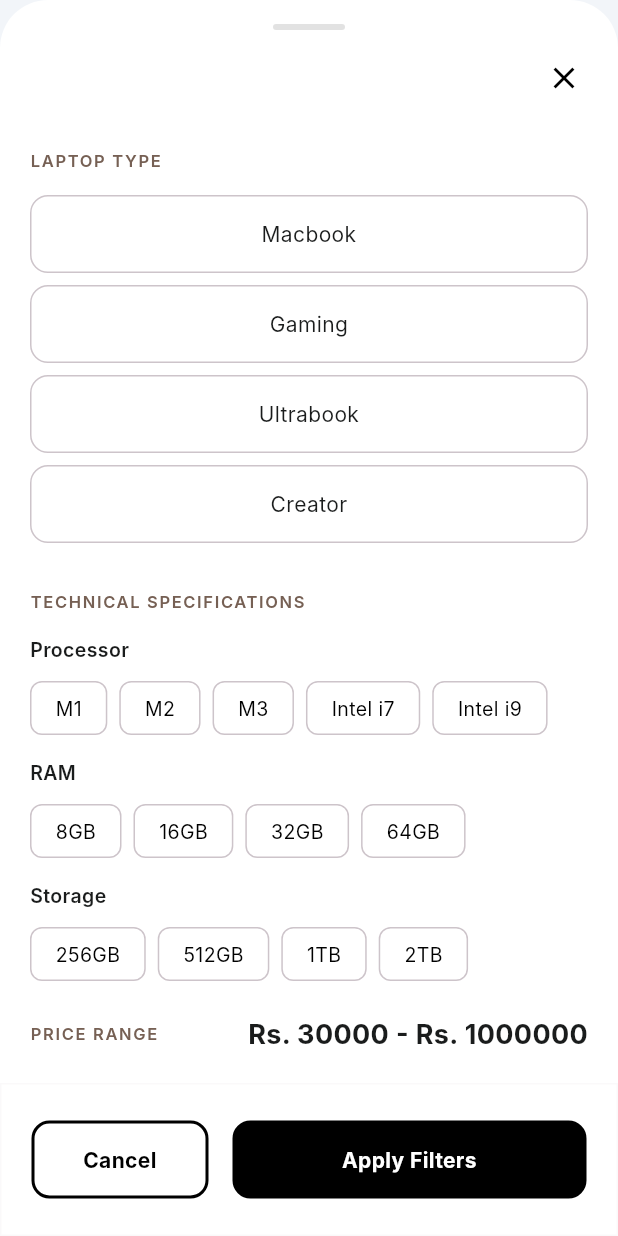
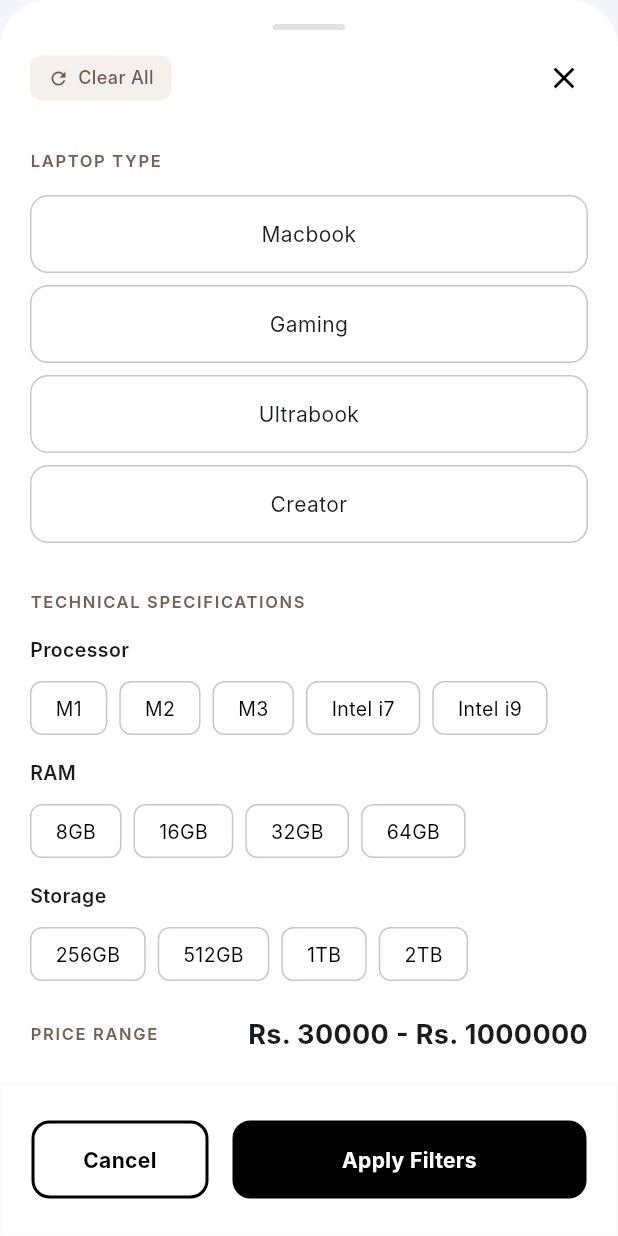
Before and after one commit to asrim10/elite_refurb_lap, a Flutter app: the SearchFilterSheet widget shown alone on an empty page, opened directly with empty values, on a phone screen of 412 x 824 dp. Run offline on Flutter 3.47's test engine with Material 3 defaults, Android fonts, the phone set to English and light mode, and no system bars; our stand-ins replace connectivity_plus, dartz, dio, equatable, flutter_riverpod, image_picker and 4 more; missing offline and left inert: baato_maps, dio_smart_retry; accounts and stored records are empty; Roboto replaces fonts that are missing (Inter).

Commit message:
fix filter sorting bug, add Clear All button to filter sheet, and refetch on filter clear

```diff
--- a/lib/features/search/presentation/pages/search_screen.dart
+++ b/lib/features/search/presentation/pages/search_screen.dart
@@ -356,7 +356,7 @@
             }
             return true;
           }).toList()
-        : searched;
+        : sorted;
 
     if (finalResults.isEmpty) {
       return Center(
@@ -425,6 +425,8 @@
                       setState(() {
                         _currentFilter = const SearchFilter();
                       });
+                      ref.read(laptopViewModelProvider.notifier)
+                          .getAllLaptops();
                     },
                     child: Container(
                       padding: const EdgeInsets.symmetric(
--- a/lib/features/search/presentation/widgets/search_filter_sheet.dart
+++ b/lib/features/search/presentation/widgets/search_filter_sheet.dart
@@ -122,6 +122,23 @@
     );
   }
 
+  void _clearAll() {
+    setState(() {
+      _selectedLaptopType = null;
+      _selectedProcessor = null;
+      _selectedRam = null;
+      _selectedStorage = null;
+      _priceRange = RangeValues(
+        SearchFilter.defaultMinPrice,
+        SearchFilter.defaultMaxPrice,
+      );
+      _minPriceController.text =
+          SearchFilter.defaultMinPrice.toStringAsFixed(0);
+      _maxPriceController.text =
+          SearchFilter.defaultMaxPrice.toStringAsFixed(0);
+    });
+  }
+
   Widget _buildHandleAndClose() {
     return Padding(
       padding: const EdgeInsets.only(top: 16, left: 20, right: 20, bottom: 24),
@@ -141,10 +158,48 @@
             ),
           ),
           const SizedBox(height: 16),
-          // Close button row
+          // Close + Clear All row
           Row(
-            mainAxisAlignment: MainAxisAlignment.end,
+            mainAxisAlignment: MainAxisAlignment.spaceBetween,
             children: [
+              // Clear All button
+              GestureDetector(
+                onTap: _clearAll,
+                child: Container(
+                  padding: const EdgeInsets.symmetric(
+                    horizontal: 12,
+                    vertical: 6,
+                  ),
+                  decoration: ShapeDecoration(
+                    color: const Color(0xFFF5F0EC),
+                    shape: RoundedRectangleBorder(
+                      borderRadius: BorderRadius.circular(8),
+                    ),
+                  ),
+                  child: const Row(
+                    mainAxisSize: MainAxisSize.min,
+                    children: [
+                      Icon(
+                        Icons.refresh,
+                        size: 14,
+                        color: Color(0xFF6B5A50),
+                      ),
+                      SizedBox(width: 6),
+                      Text(
+                        'Clear All',
+                        style: TextStyle(
+                          color: Color(0xFF6B5A50),
+                          fontSize: 12,
+                          fontFamily: 'Inter',
+                          fontWeight: FontWeight.w500,
+                          height: 1.50,
+                        ),
+                      ),
+                    ],
+                  ),
+                ),
+              ),
+              // Close button
               GestureDetector(
                 onTap: () => Navigator.of(context).pop(),
                 child: Container(
```
